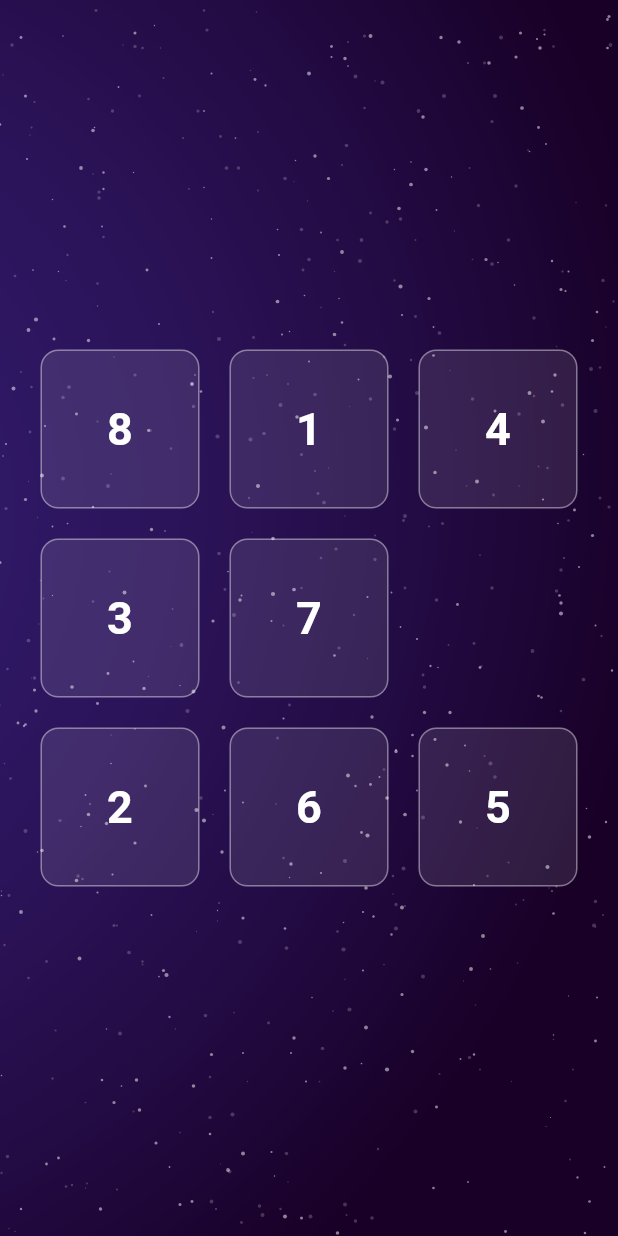
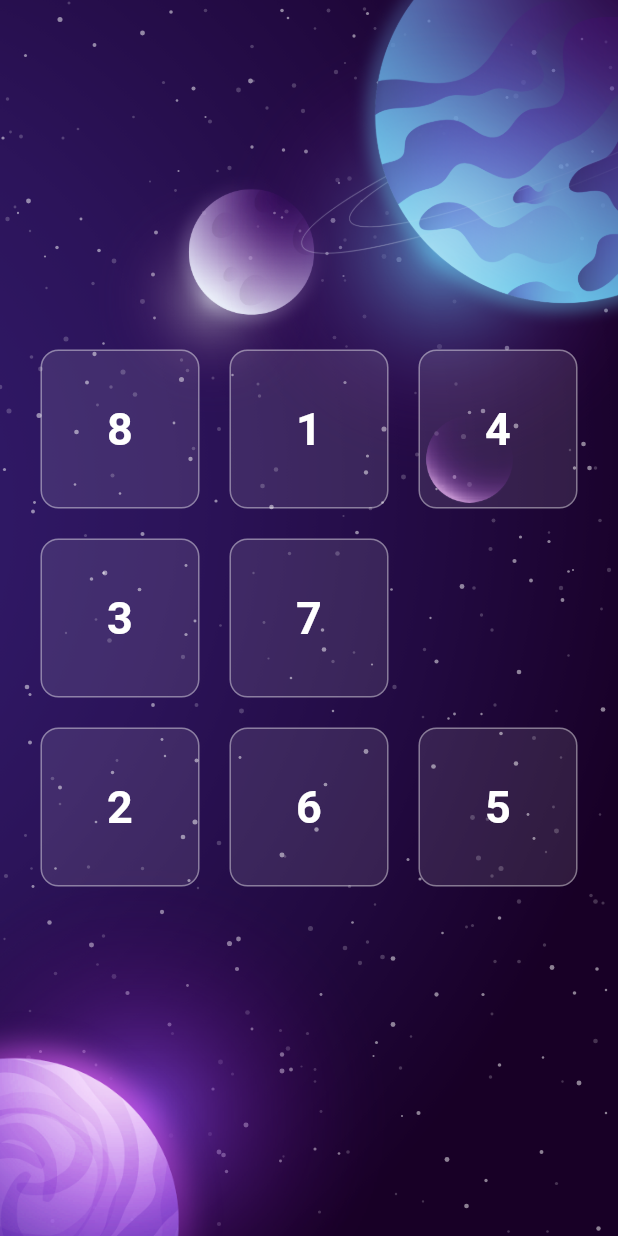
Before and after one commit to Roaa94/dashtronaut, a Flutter app: the screen it shows after launch, on a phone screen of 412 x 824 dp. Run offline on Flutter 3.47's test engine with Material 2 defaults, Android fonts, the phone set to English and light mode, and no system bars; our stand-ins replace equatable, sensors_plus.

Commit message:
added background layers

```diff
--- a/lib/presentation/background/widgets/background_wrapper.dart
+++ b/lib/presentation/background/widgets/background_wrapper.dart
@@ -2,6 +2,7 @@ import 'dart:ui';
 
 import 'package:flutter/material.dart';
 import 'package:flutter_puzzle_hack/models/background.dart';
+import 'package:flutter_puzzle_hack/models/position.dart';
 import 'package:flutter_puzzle_hack/presentation/providers/background_provider.dart';
 import 'package:provider/provider.dart';
 
@@ -20,11 +21,13 @@ class _BackgroundState extends State<BackgroundWrapper> {
 
   @override
   Widget build(BuildContext context) {
+    Size screenSize = MediaQuery.of(context).size;
     print('Rebuilt Background');
+
     return Scaffold(
       body: Container(
-        height: MediaQuery.of(context).size.height,
-        width: MediaQuery.of(context).size.width,
+        height: screenSize.height,
+        width: screenSize.width,
         decoration: const BoxDecoration(
           color: Colors.black54,
           image: DecorationImage(
@@ -32,7 +35,9 @@ class _BackgroundState extends State<BackgroundWrapper> {
             fit: BoxFit.cover,
           ),
         ),
-        child: Consumer<BackgroundProvider>(
+        child: Stack(
+          children: [
+            Consumer<BackgroundProvider>(
               builder: (c, backgroundProvider, _) => CustomPaint(
                 painter: StarsPainter(
                   xOffsets: backgroundProvider.randomStarXOffsets,
@@ -46,6 +51,29 @@ class _BackgroundState extends State<BackgroundWrapper> {
                   sizes: backgroundProvider.randomStarSizes,
                 ),
               ),
+            ),
+            ...List.generate(
+              Background.layerUrls.length,
+              (i) {
+                int inverseIndex = Background.layerUrls.length - i;
+                Position initialLayerPosition = Background.getLayers(screenSize)[i].position;
+                // Position dynamicLayerPosition = Position(
+                //   left: initialLayerPosition.left + gyroscopeVector.y * inverseIndex,
+                //   top: initialLayerPosition.top + gyroscopeVector.x * inverseIndex,
+                // );
+
+                return AnimatedPositioned(
+                  duration: const Duration(milliseconds: 100),
+                  left: initialLayerPosition.left,
+                  top: initialLayerPosition.top,
+                  child: Image.asset(
+                    Background.layerUrls[i],
+                    width: screenSize.width,
+                  ),
+                );
+              },
+            ),
+          ],
         ),
       ),
     );
--- a/lib/presentation/providers/background_provider.dart
+++ b/lib/presentation/providers/background_provider.dart
@@ -31,7 +31,7 @@ class BackgroundProvider with ChangeNotifier {
   List<double> get randomStarSizes {
     List<double> _sizes = [];
     for (int i = 0; i <= Background.totalStarsCount; i++) {
-      _sizes.add(random.nextDouble() + 0.4);
+      _sizes.add(random.nextDouble() + 0.7);
     }
     return _sizes;
   }
```
Also changed, not shown: lib/models/background.dart (+3 -23 lines). Lines whose indentation alone changed are shown as unchanged.
